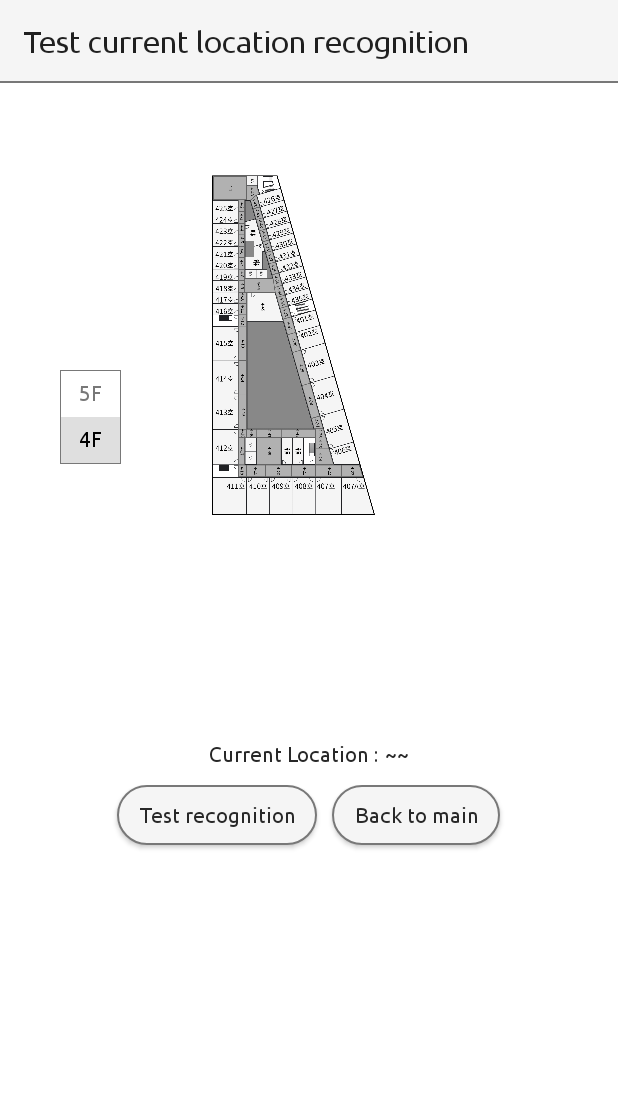
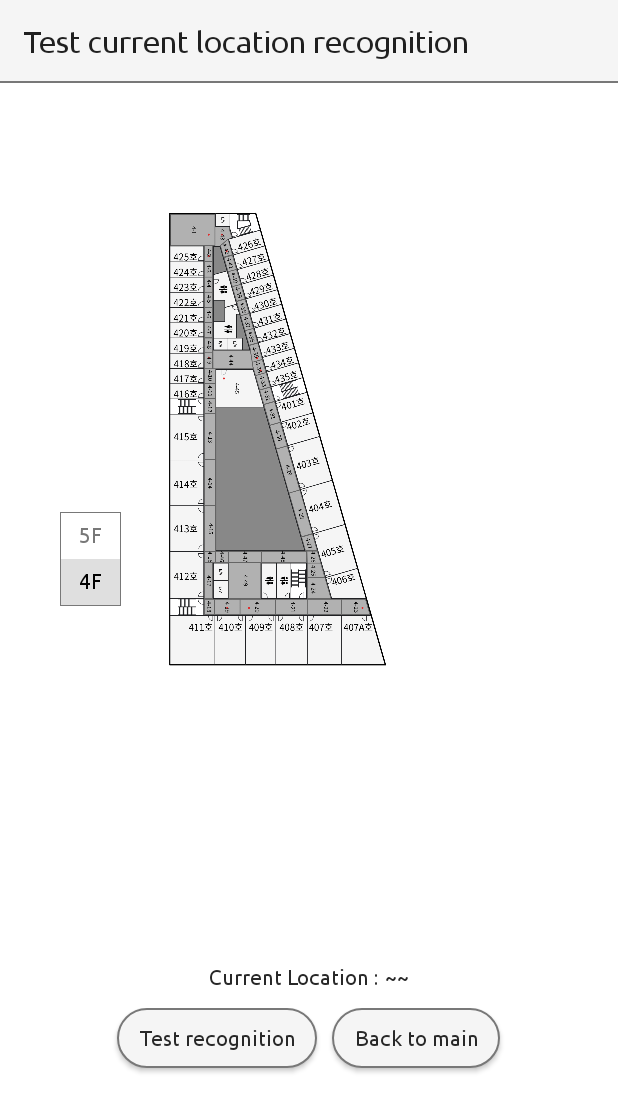
Before and after one commit to 23IoT-Team1/AdminAPP, an Android app: the TestActivity screen opened directly, with no data from a screen before it, on a phone screen of 412 x 824 dp. Shown: the top 1112 px of the screen. Run offline under Robolectric (Android 15) with nearby library versions, the phone set to English and light mode, and no system bars.

Commit message:
맵 이미지를 빨간 점 있는 걸로 변경, UI 수정

```diff
--- a/app/src/main/res/layout/activity_test.xml
+++ b/app/src/main/res/layout/activity_test.xml
@@ -20,14 +20,26 @@
         android:layout_height="match_parent"
         android:orientation="vertical"
         android:paddingLeft="24dp"
-        android:paddingRight="24dp">
+        android:paddingRight="24dp"
+        android:weightSum="4">
 
         <LinearLayout
-            android:layout_width="wrap_content"
-            android:layout_height="wrap_content"
+            android:layout_width="match_parent"
+            android:layout_height="0dp"
+            android:orientation="vertical"
+            android:layout_weight="0.4" >
+        </LinearLayout>
+
+        <LinearLayout
+            android:layout_width="match_parent"
+            android:layout_height="0dp"
+            android:layout_weight="2.5" >
+
+            <LinearLayout
+                android:layout_width="match_parent"
+                android:layout_height="match_parent"
                 android:orientation="horizontal"
-            android:gravity="center_vertical"
-            android:layout_marginTop="36dp">
+                android:gravity="center_vertical">
 
                 <RadioGroup
                     android:id="@+id/radioGroup"
@@ -60,12 +72,17 @@
                 <ImageView
                     android:id="@+id/imageView"
                     android:layout_width="wrap_content"
-                android:layout_height="360dp"
-                android:layout_marginTop="12dp"
+                    android:layout_height="wrap_content"
                     android:layout_marginRight="30dp"
                     android:src="@drawable/floor4" />
             </LinearLayout>
+        </LinearLayout>
 
+        <LinearLayout
+            android:layout_width="match_parent"
+            android:layout_height="0dp"
+            android:layout_weight="0.8"
+            android:orientation="vertical">
             <LinearLayout
                 android:layout_width="match_parent"
                 android:layout_height="wrap_content"
@@ -112,6 +129,7 @@
                     android:background="@drawable/button_background"
                     android:elevation="8dp" />
             </LinearLayout>
+        </LinearLayout>
 
     </LinearLayout>
 
```
Also changed, not shown: app/src/main/java/com/gachon/adminapp/ResultActivity.java (+5 -5 lines), app/src/main/res/layout/activity_result.xml (+21 -20 lines), app/src/main/res/layout/activity_select_location.xml (+15 -6 lines), app/src/main/res/drawable/floor4.png, app/src/main/res/drawable/floor5.png. Lines whose indentation alone changed are shown as unchanged.
